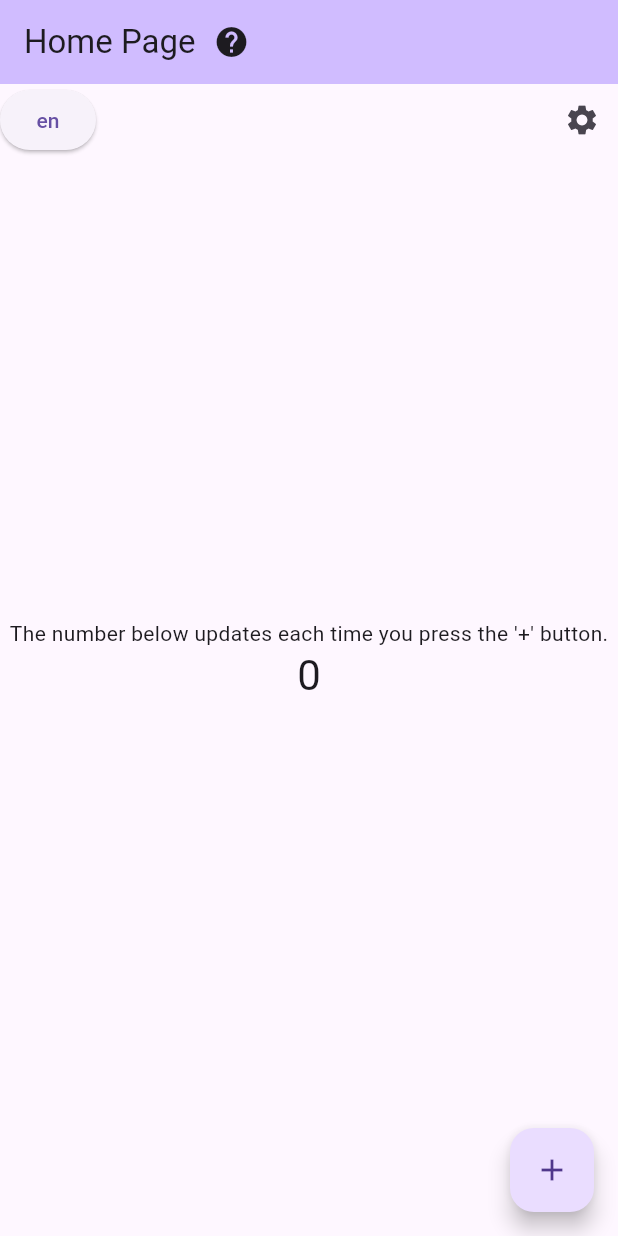
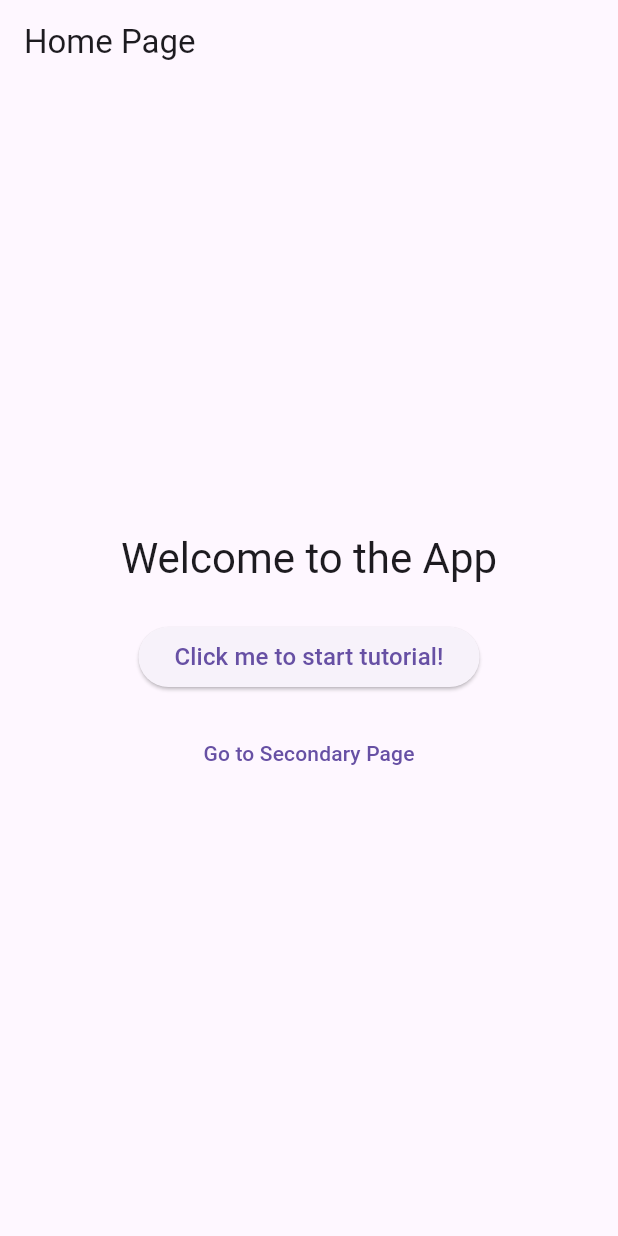
Before and after one commit to xinyi-chong/tutorial_overlay, a Flutter app: the screen it shows after launch, on a phone screen of 412 x 824 dp. Run offline on Flutter 3.47's test engine with Material 3 defaults, Android fonts, the phone set to English and light mode, and no system bars.

Commit message:
refactor: enhance demo

```diff
--- a/example/lib/main.dart
+++ b/example/lib/main.dart
@@ -1,9 +1,22 @@
 import 'package:example/translations.dart';
-import 'package:example/tutorial_steps.dart';
 import 'package:flutter/material.dart';
 import 'package:tutorial_overlay/tutorial_overlay.dart';
 
+// Initialize with navigator key (required for navigation between steps)
+final GlobalKey<NavigatorState> navigatorKey = GlobalKey<NavigatorState>();
+
+// Global keys for tutorial target widgets
+final GlobalKey navigateButtonKey = GlobalKey();
+final GlobalKey returnButtonKey = GlobalKey();
+final GlobalKey helpButtonKey = GlobalKey();
+
+enum TutorialID { home, secondary } // Unique identifiers for each tutorial
+
+// Tutorial instance with predefined steps
+final tutorial = Tutorial<TutorialID>(buildTutorials());
+
 void main() {
+  // Wrap your app with the tutorial provider
   runApp(Tutorial.provide(tutorial: tutorial, child: const MyApp()));
 }
 
@@ -14,164 +27,86 @@ class MyApp extends StatelessWidget {
   Widget build(BuildContext context) {
     return MaterialApp(
       title: 'Tutorial Overlay Demo',
+      navigatorKey: navigatorKey,
       initialRoute: '/',
-      navigatorKey: navigatorKey,
       routes: {
         '/':
             (context) => TutorialOverlay<TutorialID>(
               tutorialId: TutorialID.home,
-              width: 300,
-              padding: EdgeInsets.all(20),
+              width: 320, // Set overlay width
+              // Default styling for all tutorial steps with this tutorialId
+              padding: const EdgeInsets.all(16), // Padding around content
               decoration: BoxDecoration(
                 color: Colors.white,
-                border: Border.all(color: Colors.black, width: 1),
+                borderRadius: BorderRadius.circular(12),
               ),
-              child: MyHomePage(title: 'Home Page'),
-            ),
-        '/settings':
-            (context) => TutorialOverlay<TutorialID>(
-              tutorialId: TutorialID.settings,
-              width: 300,
-              dismissOnTap: false,
-              padding: EdgeInsets.all(20),
-              decoration: BoxDecoration(
-                color: Colors.white,
-                border: Border.all(color: Colors.black, width: 1),
-              ),
-              focusOverlayPadding: EdgeInsets.all(20),
+              focusOverlayPadding: const EdgeInsets.all(
+                12,
+              ), // Padding around highlighted widget
               indicator: Column(
                 children: [
                   Expanded(
-                    child: Container(color: Colors.deepPurpleAccent, width: 2),
+                    child: Container(color: Colors.greenAccent, width: 5),
                   ),
                   Container(
                     width: 10,
                     height: 10,
-                    decoration: BoxDecoration(
+                    decoration: const BoxDecoration(
                       shape: BoxShape.circle,
-                      color: Colors.indigoAccent,
+                      color: Colors.greenAccent,
                     ),
                   ),
                 ],
               ),
               indicatorHeight: 50,
               indicatorWidth: 10,
-              child: SettingPage(),
+              child: const HomePage(),
+            ),
+        '/secondary':
+            (context) => TutorialOverlay<TutorialID>(
+              tutorialId: TutorialID.secondary,
+              width: 320,
+              dismissOnTap: false, // prevent dismiss when tapping outside
+              padding: const EdgeInsets.all(16),
+              decoration: BoxDecoration(
+                color: Colors.white,
+                borderRadius: BorderRadius.circular(12),
+              ),
+              child: const SecondaryPage(),
             ),
       },
     );
   }
 }
 
-class MyHomePage extends StatefulWidget {
-  const MyHomePage({super.key, required this.title});
-
-  final String title;
-
-  @override
-  State<MyHomePage> createState() => _MyHomePageState();
-}
-
-class _MyHomePageState extends State<MyHomePage> {
-  int _counter = 0;
-
-  void _incrementCounter() {
-    setState(() {
-      _counter++;
-    });
-  }
+class HomePage extends StatelessWidget {
+  const HomePage({super.key});
 
   @override
   Widget build(BuildContext context) {
     return Scaffold(
-      appBar: AppBar(
-        backgroundColor: Theme.of(context).colorScheme.inversePrimary,
-        title: Row(
-          children: [
-            Text(widget.title),
-            IconButton(
-              key: helpButtonKey,
-              onPressed: () => tutorial.startTutorial(TutorialID.home),
-              icon: Icon(Icons.help),
-            ),
-          ],
-        ),
-      ),
-      body: Stack(
-        alignment: Alignment.center,
-        children: <Widget>[
-          Align(
-            alignment: Alignment.topLeft,
-            child: ElevatedButton(
-              onPressed: () {
-                setState(() {
-                  currentLang = currentLang == "en" ? "zh" : "en";
-                });
-                tutorial.updateTutorial(buildTutorials());
-              },
-              child: Text(currentLang),
-            ),
-          ),
-          Align(
-            alignment: Alignment.topRight,
-            child: IconButton(
-              key: settingsButtonKey,
-              onPressed: () => Navigator.pushNamed(context, "/settings"),
-              icon: Icon(Icons.settings),
-            ),
-          ),
-          Column(
-            mainAxisAlignment: MainAxisAlignment.center,
-            children: [
-              const Text(
-                "The number below updates each time you press the '+' button.",
-              ),
-              Text(
-                key: counterTextKey,
-                '$_counter',
-                style: Theme.of(context).textTheme.headlineMedium,
-              ),
-            ],
-          ),
-        ],
-      ),
-      floatingActionButton: FloatingActionButton(
-        key: counterButtonKey,
-        onPressed: _incrementCounter,
-        tooltip: 'Increment',
-        child: const Icon(Icons.add),
-      ),
-    );
-  }
-}
-
-class SettingPage extends StatelessWidget {
-  const SettingPage({super.key});
-
-  @override
-  Widget build(BuildContext context) {
-    return Scaffold(
-      appBar: AppBar(
-        backgroundColor: Theme.of(context).colorScheme.inversePrimary,
-        title: Row(
-          children: [
-            Text("Setting Page"),
-            IconButton(
-              onPressed: () => tutorial.startTutorial(TutorialID.settings),
-              icon: Icon(Icons.help),
-            ),
-          ],
-        ),
-      ),
+      appBar: AppBar(title: const Text('Home Page')),
       body: Center(
         child: Column(
           mainAxisAlignment: MainAxisAlignment.center,
-          children: <Widget>[
-            const Text('Setting Page'),
+          children: [
+            Text(
+              'Welcome to the App',
+              style: Theme.of(context).textTheme.headlineMedium,
+            ),
+            const SizedBox(height: 24),
             ElevatedButton(
-              key: backButtonKey,
-              onPressed: () => Navigator.pop(context),
-              child: Text("Back to Home"),
+              onPressed: () => tutorial.startTutorial(TutorialID.home),
+              child: const Text(
+                'Click me to start tutorial!',
+                style: const TextStyle(fontSize: 16),
+              ),
+            ),
+            const SizedBox(height: 16),
+            TextButton(
+              key: navigateButtonKey, // Target for tutorial step
+              onPressed: () => Navigator.pushNamed(context, '/secondary'),
+              child: const Text('Go to Secondary Page'),
             ),
           ],
         ),
@@ -179,3 +114,176 @@ class SettingPage extends StatelessWidget {
     );
   }
 }
+
+class SecondaryPage extends StatelessWidget {
+  const SecondaryPage({super.key});
+
+  @override
+  Widget build(BuildContext context) {
+    return Scaffold(
+      appBar: AppBar(
+        title: const Text('Secondary Page'),
+        actions: [
+          IconButton(
+            key: helpButtonKey,
+            icon: const Icon(Icons.help_outline),
+            onPressed:
+                () => tutorial.startTutorial(
+                  TutorialID.secondary,
+                ), // Start tutorial
+          ),
+        ],
+      ),
+      body: Center(
+        child: ElevatedButton(
+          key: returnButtonKey, // Target for tutorial step
+          onPressed: () => Navigator.pop(context),
+          child: const Text('Return to Welcome'),
+        ),
+      ),
+    );
+  }
+}
+
+// Define tutorial steps for each tutorial ID
+Map<TutorialID, List<TutorialStep>> buildTutorials({bool isStyled = false}) {
+  return {
+    // Home page tutorial
+    TutorialID.home: [
+      TutorialStep(
+        widgetKey: navigateButtonKey,
+        child: _tutorialCard(
+          step: 1,
+          text: t("navigateButton"),
+          buttons: [
+            _backButton(TutorialID.home),
+            _nextButton(TutorialID.home, route: '/secondary'),
+          ],
+        ),
+      ),
+      TutorialStep(
+        // No widgetKey: shows general instruction
+        child: _tutorialCard(
+          step: 2,
+          text: "${t("secondaryPage")} (${t("noTargetWidget")})",
+          buttons: [
+            _backButton(TutorialID.home, backToPreviousPage: true),
+            _nextButton(TutorialID.home),
+          ],
+        ),
+      ),
+      TutorialStep(
+        widgetKey: helpButtonKey,
+        // Custom indicator for this step
+        indicator: Container(color: Colors.lightBlue),
+        indicatorWidth: 5,
+        child: _tutorialCard(
+          step: 3,
+          text: "${t("helpButton")} (${t("customIndicator")})",
+          buttons: [_backButton(TutorialID.home), _doneButton(TutorialID.home)],
+        ),
+      ),
+    ],
+    // Secondary page tutorial
+    TutorialID.secondary: [
+      TutorialStep(
+        widgetKey: returnButtonKey,
+        child: _tutorialCard(
+          text: "${t("returnButton")} (${t("dismissNote")})",
+          buttons: [_doneButton(TutorialID.secondary)],
+        ),
+      ),
+    ],
+  };
+}
+
+// Helper widget for tutorial step content
+Widget _tutorialCard({
+  int? step,
+  required String text,
+  required List<Widget> buttons,
+}) {
+  return Container(
+    padding: const EdgeInsets.all(16),
+    child: Column(
+      mainAxisSize: MainAxisSize.min,
+      crossAxisAlignment: CrossAxisAlignment.start,
+      children: [
+        Row(
+          mainAxisAlignment: MainAxisAlignment.end,
+          children: [
+            if (step != null) Expanded(child: Text("${t("step")} $step")),
+            TextButton(
+              onPressed: () {
+                currentLang = currentLang == "en" ? "zh" : "en";
+                tutorial.updateTutorial(buildTutorials());
+              },
+              child: Text(
+                t("languageToggle"),
+                style: const TextStyle(
+                  decoration: TextDecoration.underline,
+                  color: Colors.grey,
+                ),
+              ),
+            ),
+          ],
+        ),
+        Text(text, style: const TextStyle(fontSize: 16)),
+        const SizedBox(height: 12),
+        Row(mainAxisAlignment: MainAxisAlignment.end, children: buttons),
+      ],
+    ),
+  );
+}
+
+// Next button for advancing tutorial steps
+Widget _nextButton(
+  TutorialID tutorialId, {
+  String? route,
+  bool backToPreviousPage = false,
+}) {
+  return Padding(
+    padding: const EdgeInsets.only(left: 8),
+    child: ElevatedButton(
+      onPressed: () {
+        tutorial.nextStep(
+          tutorialId: tutorialId,
+          context: navigatorKey.currentContext,
+          route: route,
+          backToPreviousPage: backToPreviousPage,
+        );
+      },
+      child: Text(t('next')),
+    ),
+  );
+}
+
+// Back button for returning to previous tutorial steps
+Widget _backButton(
+  TutorialID tutorialId, {
+  String? route,
+  bool backToPreviousPage = false,
+}) {
+  return Padding(
+    padding: const EdgeInsets.only(right: 8),
+    child: OutlinedButton(
+      onPressed: () {
+        tutorial.previousStep(
+          tutorialId: tutorialId,
+          context: navigatorKey.currentContext,
+          route: route,
+          backToPreviousPage: backToPreviousPage,
+        );
+      },
+      child: Text(t('back')),
+    ),
+  );
+}
+
+// Done button to end the tutorial
+Widget _doneButton(TutorialID tutorialId) {
+  return ElevatedButton(
+    onPressed: () => tutorial.endTutorial(tutorialId),
+    child: Text(t('done')),
+  );
+}
--- a/example/lib/translations.dart
+++ b/example/lib/translations.dart
@@ -2,22 +2,34 @@ String currentLang = 'en';
 
 final translations = {
   'en': {
-    'counterText':
-        "The number below updates each time you press the '+' button.",
-    'counterButton': "Tap this button to increment the counter.",
-    'settingsButton':
-        "Tap the settings icon to navigate to the Settings screen.",
-    'backButton': "Tap this button to return to the Home screen.",
-    'helpButton': "Tap the help icon to view this tutorial again at any time.",
-    'goBackSettings': "Click the Go Back button to return to the Home page.",
+    'welcomeTitle': 'This is the welcome title of the app.',
+    'navigateButton': 'Click here to go to the Secondary page.',
+    'secondaryPage': 'You’re now on the Secondary page.',
+    'helpButton': 'Click here to start the Secondary page tutorial.',
+    'returnButton': 'Click here to return to the Home page.',
+    'languageToggle': 'Switch Language',
+    'step': 'Step',
+    'next': 'Next',
+    'back': 'Back',
+    'done': 'Done',
+    'customIndicator': 'This step shows a custom indicator.',
+    'dismissNote': 'Tapping outside won’t close this.',
+    'noTargetWidget': 'This step has no highlighted widget.',
   },
   'zh': {
-    'counterText': "每次按下 '+' 按钮，下方的数字都会更新。",
-    'counterButton': "点击此按钮以增加计数。",
-    'settingsButton': "点击设置图标进入设置页面。",
-    'backButton': "点击此按钮返回主页面。",
-    'helpButton': "点击帮助图标可再次查看此教程。",
-    'goBackSettings': "点击返回按钮回到主页面。",
+    'welcomeTitle': '这是应用程序的欢迎标题。',
+    'navigateButton': '点击这里访问次要页面。',
+    'secondaryPage': '您现在已导航到次要页面。',
+    'helpButton': '点击这里启动次要页面教程。',
+    'returnButton': '点击这里返回主页。',
+    'languageToggle': '切换语言',
+    'step': '步骤',
+    'next': '下一步',
+    'back': '返回',
+    'done': '完成',
+    'customIndicator': '此步骤展示自定义指示器。',
+    'dismissNote': '点击外部不会关闭此教程。',
+    'noTargetWidget': '此步骤不突出任何控件。',
   },
 };
 
--- a/example/lib/tutorial_steps.dart
+++ /dev/null
@@ -1,134 +0,0 @@
-import 'package:example/translations.dart';
-import 'package:flutter/material.dart';
-import 'package:tutorial_overlay/tutorial_overlay.dart';
-
-final GlobalKey<NavigatorState> navigatorKey = GlobalKey<NavigatorState>();
-
-// Global keys for tutorial targets
-final GlobalKey counterTextKey = GlobalKey();
-final GlobalKey counterButtonKey = GlobalKey();
-final GlobalKey backButtonKey = GlobalKey();
-final GlobalKey helpButtonKey = GlobalKey();
-final GlobalKey settingsButtonKey = GlobalKey();
-
-enum TutorialID { home, settings }
-
-final tutorial = Tutorial<TutorialID>(buildTutorials());
-
-Map<TutorialID, List<TutorialStep>> buildTutorials() {
-  return {
-    TutorialID.home: [
-      TutorialStep(
-        widgetKey: counterTextKey,
-        child: _tutorialCard(
-          text: t("counterText"),
-          buttons: [_nextButton(TutorialID.home)],
-        ),
-      ),
-      TutorialStep(
-        widgetKey: counterButtonKey,
-        child: _tutorialCard(
-          text: t("counterButton"),
-          buttons: [_backButton(TutorialID.home), _nextButton(TutorialID.home)],
-        ),
-      ),
-      TutorialStep(
-        widgetKey: settingsButtonKey,
-        child: _tutorialCard(
-          text: t("settingsButton"),
-          buttons: [
-            _backButton(TutorialID.home),
-            _nextButton(TutorialID.home, route: "/settings"),
-          ],
-        ),
-      ),
-      TutorialStep(
-        widgetKey: backButtonKey,
-        child: _tutorialCard(
-          text: t("backButton"),
-          buttons: [
-            _backButton(TutorialID.home, backToPreviousPage: true),
-            _nextButton(TutorialID.home, backToPreviousPage: true),
-          ],
-        ),
-      ),
-      TutorialStep(
-        widgetKey: helpButtonKey,
-        child: _tutorialCard(
-          text: t("helpButton"),
-          buttons: [
-            _backButton(TutorialID.home, route: "/settings"),
-            _doneButton(TutorialID.home),
-          ],
-        ),
-      ),
-    ],
-    TutorialID.settings: [
-      TutorialStep(
-        showAbove: false,
-        widgetKey: backButtonKey,
-        child: _tutorialCard(
-          text: t("goBackSettings"),
-          buttons: [_doneButton(TutorialID.settings)],
-        ),
-      ),
-    ],
-  };
-}
-
-Widget _tutorialCard({required String text, required List<Widget> buttons}) {
-  return Column(
-    mainAxisSize: MainAxisSize.min,
-    crossAxisAlignment: CrossAxisAlignment.start,
-    children: [Text(text), SizedBox(height: 10), Row(children: buttons)],
-  );
-}
-
-Widget _nextButton(
-  TutorialID tutorialId, {
-  String? route,
-  bool backToPreviousPage = false,
-}) {
-  return Expanded(
-    child: ElevatedButton(
-      onPressed: () {
-        tutorial.nextStep(
-          tutorialId: tutorialId,
-          route: route,
-          backToPreviousPage: backToPreviousPage,
-          context: navigatorKey.currentContext,
-        );
-      },
-      child: const Text("Next"),
-    ),
-  );
-}
-
-Widget _backButton(
-  TutorialID tutorialId, {
-  String? route,
-  bool backToPreviousPage = false,
-}) {
-  return Expanded(
-    child: ElevatedButton(
-      onPressed: () {
-        tutorial.previousStep(
-          tutorialId: tutorialId,
-          route: route,
-          backToPreviousPage: backToPreviousPage,
-          context: navigatorKey.currentContext,
-        );
-      },
-      child: const Text("Back"),
-    ),
-  );
-}
-
-Widget _doneButton(TutorialID tutorialId) {
-  return Expanded(
-    child: ElevatedButton(
-      onPressed: () => tutorial.endTutorial(tutorialId),
-      child: const Text("Done"),
-    ),
-  );
-}
```
